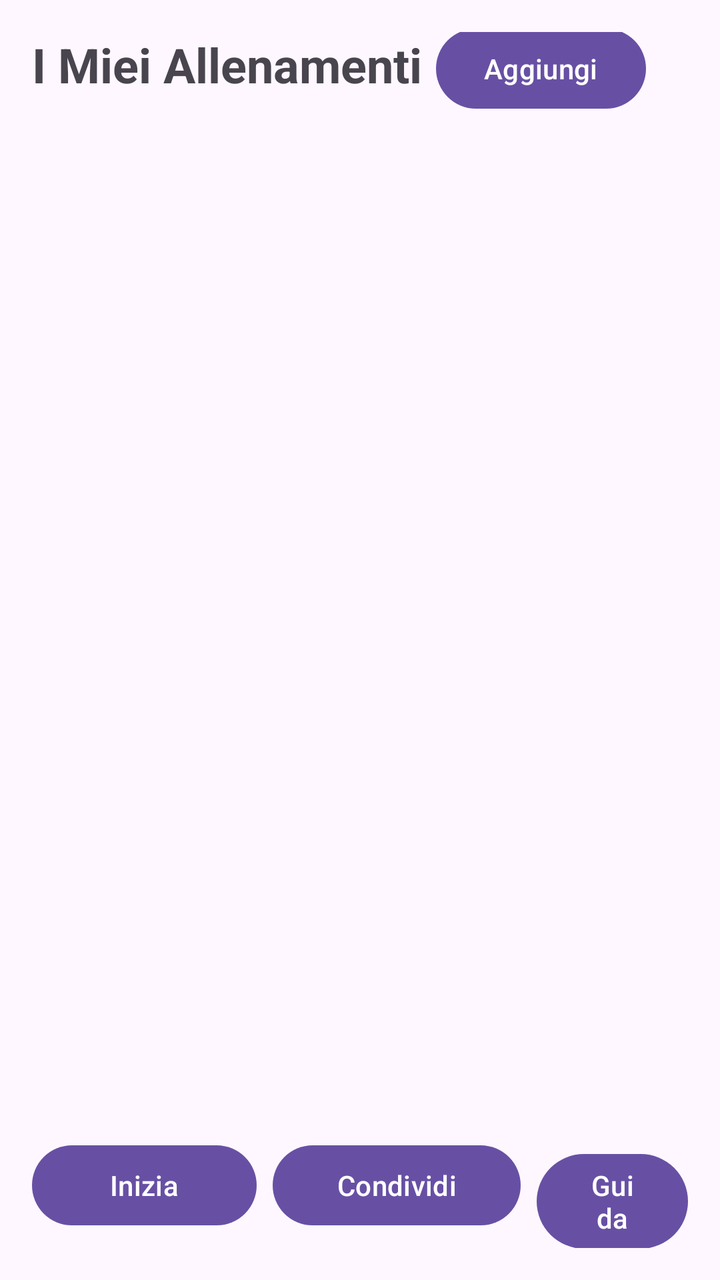
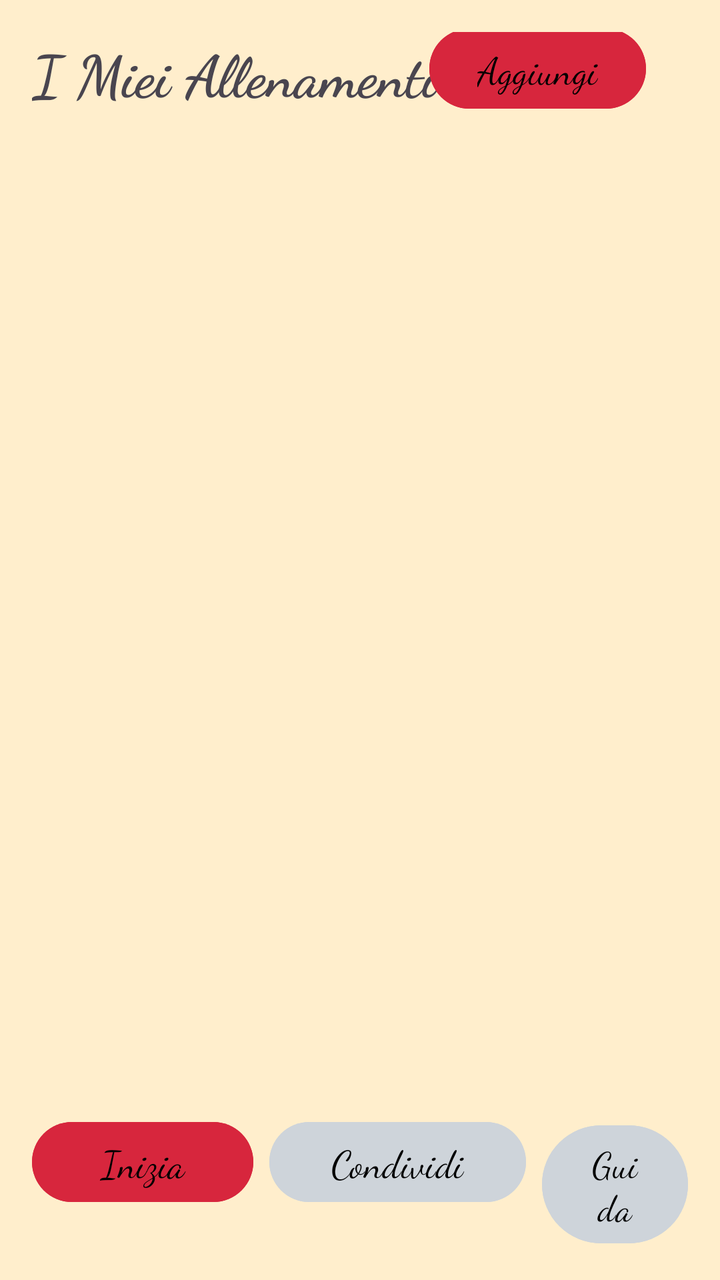

An Android layout rendered at two revisions. The XML below is the earlier revision; the diff shows what the commit changed to produce the second picture.
<!-- AndroidManifest.xml: application theme Theme.WorkoutApp -->
<!-- res/layout/activity_main.xml -->
<?xml version="1.0" encoding="utf-8"?>
<RelativeLayout xmlns:android="http://schemas.android.com/apk/res/android"
    android:id="@+id/main"
    android:layout_width="match_parent"
    android:layout_height="match_parent"
    android:padding="16dp">
    
    <TextView
        android:id="@+id/tvTitle"
        android:layout_width="wrap_content"
        android:layout_height="wrap_content"
        android:layout_alignParentStart="true"
        android:layout_alignParentTop="true"
        android:text="I Miei Allenamenti"
        android:textSize="24sp"
        android:textStyle="bold" />


    
    <Button
        android:id="@+id/btnAddExercise"
        android:layout_width="wrap_content"
        android:layout_height="wrap_content"
        android:layout_alignTop="@id/tvTitle"
        android:layout_alignParentEnd="true"
        android:layout_marginTop="-6dp"
        android:layout_marginEnd="21dp"
        android:text="Aggiungi"
        />
    
    <LinearLayout
        android:id="@+id/bottomBar"
        android:layout_width="match_parent"
        android:layout_height="wrap_content"
        android:layout_alignParentBottom="true"
        android:orientation="horizontal"
        android:paddingTop="8dp">

        
        <Button
            android:id="@+id/btnStartWorkout"
            android:layout_width="wrap_content"
            android:layout_height="wrap_content"
            android:layout_weight="1.5"
            android:text="Inizia" />

        <Button
            android:id="@+id/btnShare"
            android:layout_width="wrap_content"
            android:layout_height="wrap_content"
            android:layout_marginStart="8dp"
            android:layout_weight="1"
            android:text="Condividi" />

        <Button
            android:id="@+id/btnGuide"
            android:layout_width="59dp"
            android:layout_height="wrap_content"
            android:layout_marginStart="8dp"
            android:layout_weight="1"
            android:text="Guida" />
    </LinearLayout>

    
    <ListView
        android:id="@+id/lvExercises"
        android:layout_width="match_parent"
        android:layout_height="match_parent"
        android:layout_above="@id/bottomBar"
        android:layout_below="@id/tvTitle"
        android:layout_marginTop="16dp"
        android:layout_marginBottom="8dp" />

</RelativeLayout>
<!-- resources referenced by this layout -->
<resources>
  <style name="Theme.WorkoutApp" parent="Base.Theme.WorkoutApp" />
  <style name="Base.Theme.WorkoutApp" parent="Theme.Material3.DayNight.NoActionBar">
          
          
      </style>
</resources>

<!-- the commit's change to res/layout/activity_main.xml (unified diff, before → after) -->
@@ -3,7 +3,10 @@
     android:id="@+id/main"
     android:layout_width="match_parent"
     android:layout_height="match_parent"
-    android:padding="16dp">
+    android:padding="16dp"
+    android:background="#FFEC"
+    >
+
     
     <TextView
         android:id="@+id/tvTitle"
@@ -12,8 +15,9 @@
         android:layout_alignParentStart="true"
         android:layout_alignParentTop="true"
         android:text="I Miei Allenamenti"
-        android:textSize="24sp"
-        android:textStyle="bold" />
+        android:textSize="29sp"
+        android:textStyle="bold"
+        android:fontFamily="cursive"/>
 
 
     
@@ -26,6 +30,10 @@
         android:layout_marginTop="-6dp"
         android:layout_marginEnd="21dp"
         android:text="Aggiungi"
+        android:backgroundTint="#D7263D"
+        android:textColor="#000000"
+        android:fontFamily="cursive"
+        android:textSize="19sp"
         />
     
     <LinearLayout
@@ -34,7 +42,8 @@
         android:layout_height="wrap_content"
         android:layout_alignParentBottom="true"
         android:orientation="horizontal"
-        android:paddingTop="8dp">
+        android:paddingTop="8dp"
+        >
 
         
         <Button
@@ -42,7 +51,12 @@
             android:layout_width="wrap_content"
             android:layout_height="wrap_content"
             android:layout_weight="1.5"
-            android:text="Inizia" />
+            android:text="Inizia"
+            android:backgroundTint="#D7263D"
+            android:textColor="#000000"
+            android:fontFamily="cursive"
+            android:textSize="19sp"
+            />
 
         <Button
             android:id="@+id/btnShare"
@@ -50,7 +64,12 @@
             android:layout_height="wrap_content"
             android:layout_marginStart="8dp"
             android:layout_weight="1"
-            android:text="Condividi" />
+            android:text="Condividi"
+            android:backgroundTint="#CED4DA"
+            android:textColor="#000000"
+            android:fontFamily="cursive"
+            android:textSize="19sp"
+            />
 
         <Button
             android:id="@+id/btnGuide"
@@ -58,17 +77,25 @@
             android:layout_height="wrap_content"
             android:layout_marginStart="8dp"
             android:layout_weight="1"
-            android:text="Guida" />
+            android:text="Guida"
+            android:backgroundTint="#CED4DA"
+            android:textColor="#000000"
+            android:fontFamily="cursive"
+            android:textSize="18sp"
+            />
     </LinearLayout>
 
     
     <ListView
         android:id="@+id/lvExercises"
+
         android:layout_width="match_parent"
         android:layout_height="match_parent"
         android:layout_above="@id/bottomBar"
         android:layout_below="@id/tvTitle"
-        android:layout_marginTop="16dp"
-        android:layout_marginBottom="8dp" />
+        android:layout_marginTop="17dp"
+        android:layout_marginBottom="7dp"
+
+        />
 
 </RelativeLayout>
